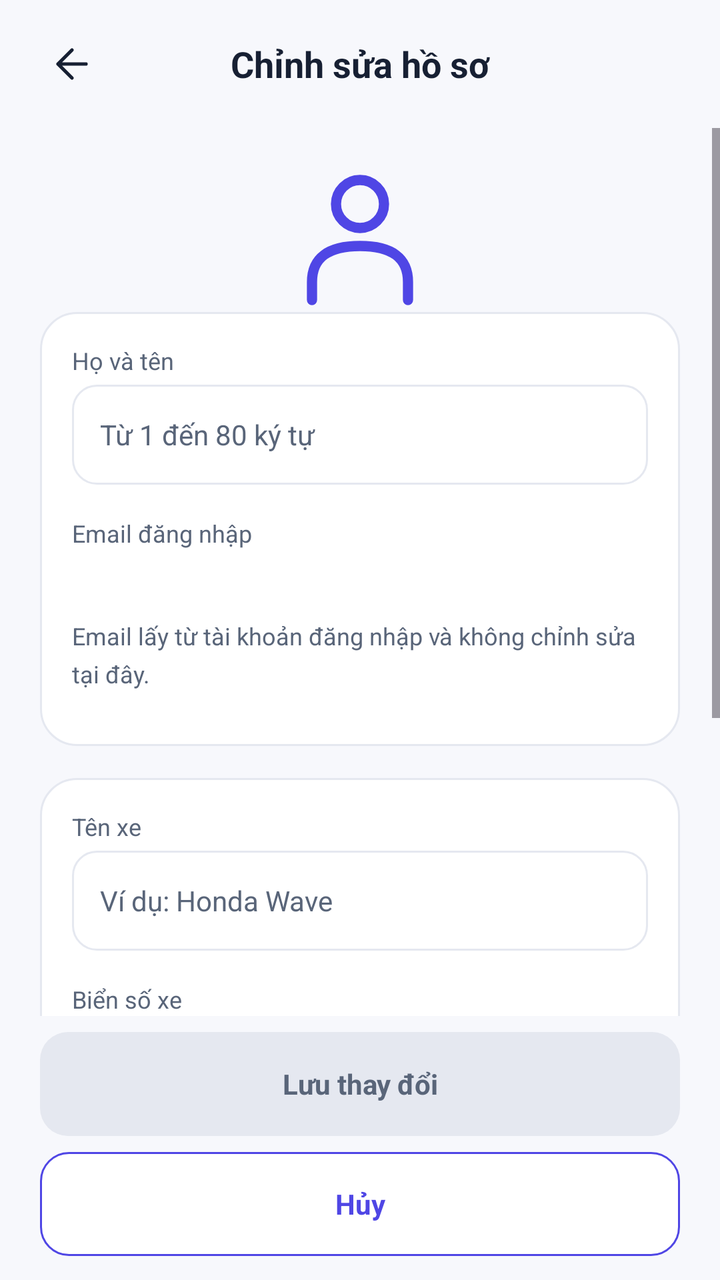
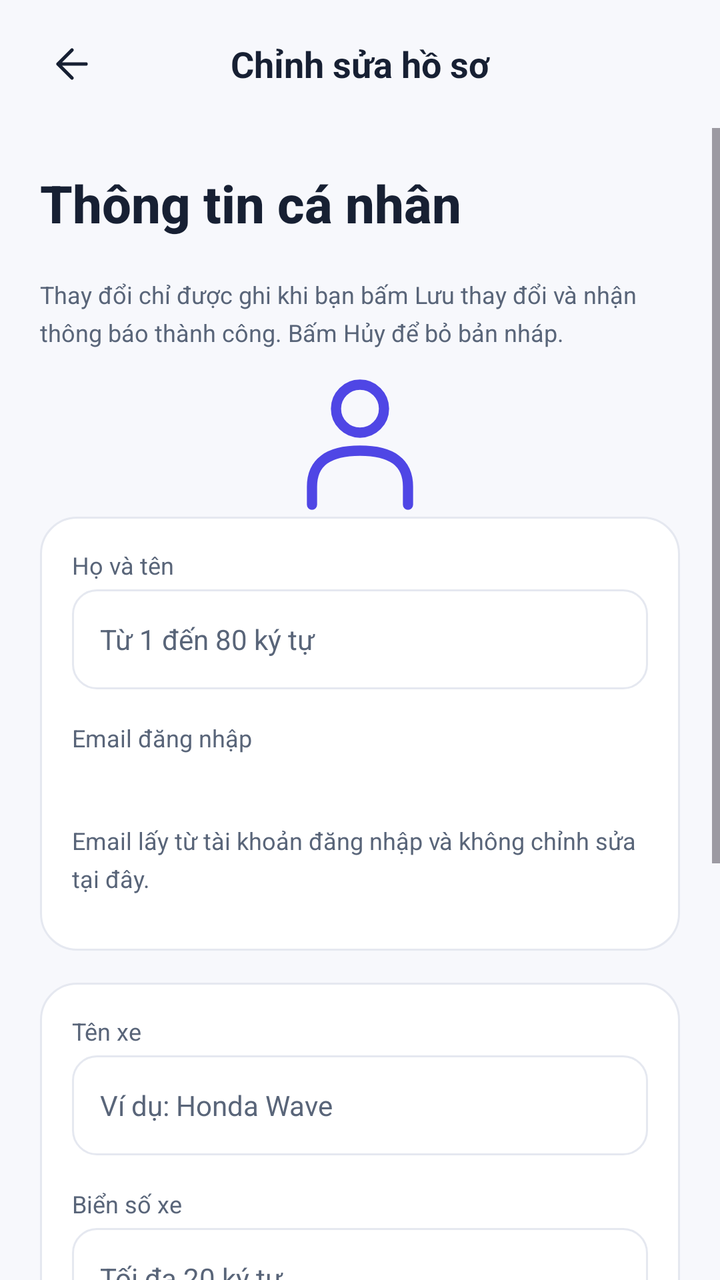

An Android layout rendered at two revisions. The XML below is the earlier revision; the diff shows what the commit changed to produce the second picture.
<!-- AndroidManifest.xml: application theme Theme.GrabShare -->
<!-- res/layout/screen_edit_profile.xml -->
<?xml version="1.0" encoding="utf-8"?>
<LinearLayout
    xmlns:android="http://schemas.android.com/apk/res/android"
    android:layout_width="match_parent"
    android:layout_height="match_parent"
    android:orientation="vertical"
    android:background="@color/background">
    
    <FrameLayout
        android:layout_width="match_parent"
        android:layout_height="64dp"
        android:paddingHorizontal="12dp">
        <ImageButton
            android:id="@+id/header_back"
            style="@style/IconButton"
            android:layout_gravity="center_vertical|start"
            android:src="@drawable/ic_back"
            android:contentDescription="Quay lại" />
        <TextView
            style="@style/Subtitle"
            android:layout_width="match_parent"
            android:layout_height="match_parent"
            android:layout_marginHorizontal="52dp"
            android:gravity="center"
            android:text="Chỉnh sửa hồ sơ" />
    </FrameLayout>
    
    <ScrollView
        android:id="@+id/profile_edit_scroll"
        android:layout_width="match_parent"
        android:layout_height="0dp"
        android:layout_weight="1"
        android:fillViewport="true">
        <LinearLayout
            android:layout_width="match_parent"
            android:layout_height="wrap_content"
            android:orientation="vertical"
            android:padding="20dp">
            <ImageView
                android:layout_width="72dp"
                android:layout_height="72dp"
                android:layout_gravity="center_horizontal"
                android:src="@drawable/ic_user"
                android:contentDescription="Biểu tượng tài khoản" />
            <ProgressBar
                android:id="@+id/profile_edit_loading"
                android:layout_width="32dp"
                android:layout_height="32dp"
                android:layout_gravity="center_horizontal"
                android:visibility="gone" />
            <TextView
                android:id="@+id/profile_edit_status"
                style="@style/Body"
                android:layout_width="match_parent"
                android:accessibilityLiveRegion="polite"
                android:visibility="gone" />
            <androidx.appcompat.widget.AppCompatButton
                android:id="@+id/profile_edit_retry"
                style="@style/ButtonSecondary"
                android:text="@string/profile_retry"
                android:visibility="gone" />
            <LinearLayout
                style="@style/Card">
                <TextView
                    style="@style/Caption"
                    android:labelFor="@id/profile_name_input"
                    android:text="Họ và tên" />
                <EditText
                    android:id="@+id/profile_name_input"
                    style="@style/Input"
                    android:hint="Từ 1 đến 80 ký tự"
                    android:inputType="textPersonName"
                    android:importantForAutofill="no"
                    android:saveEnabled="false" />
                <TextView
                    style="@style/Caption"
                    android:layout_marginTop="16dp"
                    android:text="Email đăng nhập" />
                <TextView
                    android:id="@+id/profile_email"
                    style="@style/Body"
                    android:layout_width="match_parent"
                    android:textIsSelectable="true" />
                <TextView
                    style="@style/Hint"
                    android:layout_width="match_parent"
                    android:text="@string/profile_email_hint" />
            </LinearLayout>
            <LinearLayout
                style="@style/Card">
                <TextView
                    style="@style/Caption"
                    android:labelFor="@id/profile_vehicle_input"
                    android:text="Tên xe" />
                <EditText
                    android:id="@+id/profile_vehicle_input"
                    style="@style/Input"
                    android:hint="Ví dụ: Honda Wave"
                    android:inputType="textCapWords"
                    android:importantForAutofill="no"
                    android:saveEnabled="false" />
                <TextView
                    style="@style/Caption"
                    android:layout_marginTop="16dp"
                    android:labelFor="@id/profile_plate_input"
                    android:text="Biển số xe" />
                <EditText
                    android:id="@+id/profile_plate_input"
                    style="@style/Input"
                    android:hint="Tối đa 20 ký tự"
                    android:inputType="textCapCharacters"
                    android:importantForAutofill="no"
                    android:saveEnabled="false" />
                <TextView
                    style="@style/Hint"
                    android:layout_width="match_parent"
                    android:text="@string/profile_vehicle_hint" />
                <TextView
                    style="@style/Hint"
                    android:layout_width="match_parent"
                    android:text="@string/profile_private_hint" />
            </LinearLayout>
        </LinearLayout>
    </ScrollView>
    
    <LinearLayout
        android:layout_width="match_parent"
        android:layout_height="wrap_content"
        android:orientation="vertical"
        android:paddingHorizontal="20dp"
        android:paddingBottom="12dp">
        <androidx.appcompat.widget.AppCompatButton
            android:id="@+id/primary_action"
            style="@style/ButtonPrimary"
            android:enabled="false"
            android:text="@string/profile_save" />
        <androidx.appcompat.widget.AppCompatButton
            android:id="@+id/secondary_action"
            style="@style/ButtonSecondary"
            android:text="@string/profile_cancel" />
    </LinearLayout>
</LinearLayout>
<!-- resources referenced by this layout -->
<resources>
  <color name="background">#F7F8FC</color>
  <string name="profile_cancel">Hủy</string>
  <string name="profile_email_hint">Email lấy từ tài khoản đăng nhập và không chỉnh sửa tại đây.</string>
  <string name="profile_private_hint">Email và biển số chỉ hiển thị trong hồ sơ riêng của bạn.</string>
  <string name="profile_retry">Thử lại</string>
  <string name="profile_save">Lưu thay đổi</string>
  <string name="profile_vehicle_hint">Có thể để trống cả tên xe và biển số nếu chỉ đi nhờ. Cần bổ sung đủ thông tin xe trước khi đăng chuyến.</string>
  <style name="Body">
          <item name="android:layout_width">wrap_content</item>
          <item name="android:layout_height">wrap_content</item>
          <item name="android:textColor">@color/ink</item>
          <item name="android:textSize">14sp</item>
          <item name="android:lineSpacingExtra">4dp</item>
      </style>
  <style name="ButtonSecondary" parent="ButtonPrimary">
          <item name="android:textColor">@color/button_secondary_text</item>
          <item name="android:background">@drawable/bg_button_outline</item>
      </style>
  <style name="Caption" parent="Body">
          <item name="android:textSize">12sp</item>
          <item name="android:textColor">@color/muted</item>
          <item name="android:layout_marginBottom">4dp</item>
      </style>
  <style name="Hint" parent="Caption">
          <item name="android:layout_marginTop">12dp</item>
          <item name="android:layout_marginBottom">12dp</item>
          <item name="android:lineSpacingExtra">5dp</item>
      </style>
  <style name="Subtitle" parent="BodyBold">
          <item name="android:textSize">18sp</item>
          <item name="android:layout_marginBottom">0dp</item>
      </style>
  <style name="Theme.GrabShare" parent="Base.Theme.GrabShare" />
  <color name="primary">#4F46E5</color>
  <color name="ink">#172033</color>
  <color name="muted">#596579</color>
  <!-- drawable bg_card (drawable) -->
  <?xml version="1.0" encoding="utf-8"?>
  <shape xmlns:android="http://schemas.android.com/apk/res/android">
      <solid android:color="@color/white" />
      <corners android:radius="18dp" />
      <stroke android:width="1dp" android:color="@color/border" />
  </shape>
  <!-- drawable bg_input (drawable) -->
  <?xml version="1.0" encoding="utf-8"?>
  <shape xmlns:android="http://schemas.android.com/apk/res/android">
      <solid android:color="@color/white" />
      <corners android:radius="12dp" />
      <stroke android:width="1dp" android:color="@color/border" />
  </shape>
  <style name="BodyBold" parent="Body">
          <item name="android:textStyle">bold</item>
      </style>
  <color name="disabled_background">#E5E8F0</color>
  <color name="primary_dark">#3730A3</color>
  <color name="border">#E5E8F0</color>
  <color name="lavender">#EEF0FF</color>
  <color name="white">#FFFFFFFF</color>
  <color name="coral">#F47C67</color>
  <!-- unchanged entries left out for length: 10 -->
</resources>

<!-- the commit's change to res/layout/screen_edit_profile.xml (unified diff, before → after) -->
@@ -5,7 +5,6 @@
     android:layout_height="match_parent"
     android:orientation="vertical"
     android:background="@color/background">
-    
     <FrameLayout
         android:layout_width="match_parent"
         android:layout_height="64dp"
@@ -24,7 +23,6 @@
             android:gravity="center"
             android:text="Chỉnh sửa hồ sơ" />
     </FrameLayout>
-    
     <ScrollView
         android:id="@+id/profile_edit_scroll"
         android:layout_width="match_parent"
@@ -36,6 +34,12 @@
             android:layout_height="wrap_content"
             android:orientation="vertical"
             android:padding="20dp">
+            <TextView
+                style="@style/Title"
+                android:text="@string/leader_profile_intro" />
+            <TextView
+                style="@style/Hint"
+                android:text="@string/leader_profile_draft_hint" />
             <ImageView
                 android:layout_width="72dp"
                 android:layout_height="72dp"
@@ -50,7 +54,7 @@
                 android:visibility="gone" />
             <TextView
                 android:id="@+id/profile_edit_status"
-                style="@style/Body"
+                style="@style/AccountFeedback"
                 android:layout_width="match_parent"
                 android:accessibilityLiveRegion="polite"
                 android:visibility="gone" />
@@ -71,7 +75,8 @@
                     android:hint="Từ 1 đến 80 ký tự"
                     android:inputType="textPersonName"
                     android:importantForAutofill="no"
-                    android:saveEnabled="false" />
+                    android:saveEnabled="false"
+                    android:imeOptions="actionNext" />
                 <TextView
                     style="@style/Caption"
                     android:layout_marginTop="16dp"
@@ -98,7 +103,8 @@
                     android:hint="Ví dụ: Honda Wave"
                     android:inputType="textCapWords"
                     android:importantForAutofill="no"
-                    android:saveEnabled="false" />
+                    android:saveEnabled="false"
+                    android:imeOptions="actionNext" />
                 <TextView
                     style="@style/Caption"
                     android:layout_marginTop="16dp"
@@ -110,7 +116,8 @@
                     android:hint="Tối đa 20 ký tự"
                     android:inputType="textCapCharacters"
                     android:importantForAutofill="no"
-                    android:saveEnabled="false" />
+                    android:saveEnabled="false"
+                    android:imeOptions="actionDone" />
                 <TextView
                     style="@style/Hint"
                     android:layout_width="match_parent"
@@ -120,23 +127,22 @@
                     android:layout_width="match_parent"
                     android:text="@string/profile_private_hint" />
             </LinearLayout>
+            <LinearLayout
+                android:layout_width="match_parent"
+                android:layout_height="wrap_content"
+                android:orientation="vertical"
+                android:paddingHorizontal="0dp"
+                android:paddingBottom="12dp">
+                <androidx.appcompat.widget.AppCompatButton
+                    android:id="@+id/primary_action"
+                    style="@style/ButtonPrimary"
+                    android:enabled="false"
+                    android:text="@string/profile_save" />
+                <androidx.appcompat.widget.AppCompatButton
+                    android:id="@+id/secondary_action"
+                    style="@style/ButtonSecondary"
+                    android:text="@string/profile_cancel" />
+            </LinearLayout>
         </LinearLayout>
     </ScrollView>
-    
-    <LinearLayout
-        android:layout_width="match_parent"
-        android:layout_height="wrap_content"
-        android:orientation="vertical"
-        android:paddingHorizontal="20dp"
-        android:paddingBottom="12dp">
-        <androidx.appcompat.widget.AppCompatButton
-            android:id="@+id/primary_action"
-            style="@style/ButtonPrimary"
-            android:enabled="false"
-            android:text="@string/profile_save" />
-        <androidx.appcompat.widget.AppCompatButton
-            android:id="@+id/secondary_action"
-            style="@style/ButtonSecondary"
-            android:text="@string/profile_cancel" />
-    </LinearLayout>
 </LinearLayout>
<!-- resource entries referenced after the edit -->
@@ -1,12 +1,21 @@
 <!-- resources referenced by this layout -->
 <resources>
   <color name="background">#F7F8FC</color>
+  <string name="leader_profile_draft_hint">Thay đổi chỉ được ghi khi bạn bấm Lưu thay đổi và nhận thông báo thành công. Bấm Hủy để bỏ bản nháp.</string>
+  <string name="leader_profile_intro">Thông tin cá nhân</string>
   <string name="profile_cancel">Hủy</string>
   <string name="profile_email_hint">Email lấy từ tài khoản đăng nhập và không chỉnh sửa tại đây.</string>
   <string name="profile_private_hint">Email và biển số chỉ hiển thị trong hồ sơ riêng của bạn.</string>
   <string name="profile_retry">Thử lại</string>
   <string name="profile_save">Lưu thay đổi</string>
   <string name="profile_vehicle_hint">Có thể để trống cả tên xe và biển số nếu chỉ đi nhờ. Cần bổ sung đủ thông tin xe trước khi đăng chuyến.</string>
+  <style name="AccountFeedback" parent="Body">
+          <item name="android:layout_width">match_parent</item>
+          <item name="android:layout_marginTop">12dp</item>
+          <item name="android:padding">12dp</item>
+          <item name="android:accessibilityLiveRegion">polite</item>
+          <item name="android:visibility">gone</item>
+      </style>
   <style name="Body">
           <item name="android:layout_width">wrap_content</item>
           <item name="android:layout_height">wrap_content</item>
@@ -31,6 +40,11 @@
   <style name="Subtitle" parent="BodyBold">
           <item name="android:textSize">18sp</item>
           <item name="android:layout_marginBottom">0dp</item>
+      </style>
+  <style name="Title" parent="BodyBold">
+          <item name="android:textSize">26sp</item>
+          <item name="android:layout_marginBottom">8dp</item>
+          <item name="android:fontFamily">sans-serif-medium</item>
       </style>
   <style name="Theme.GrabShare" parent="Base.Theme.GrabShare" />
   <color name="primary">#4F46E5</color>
